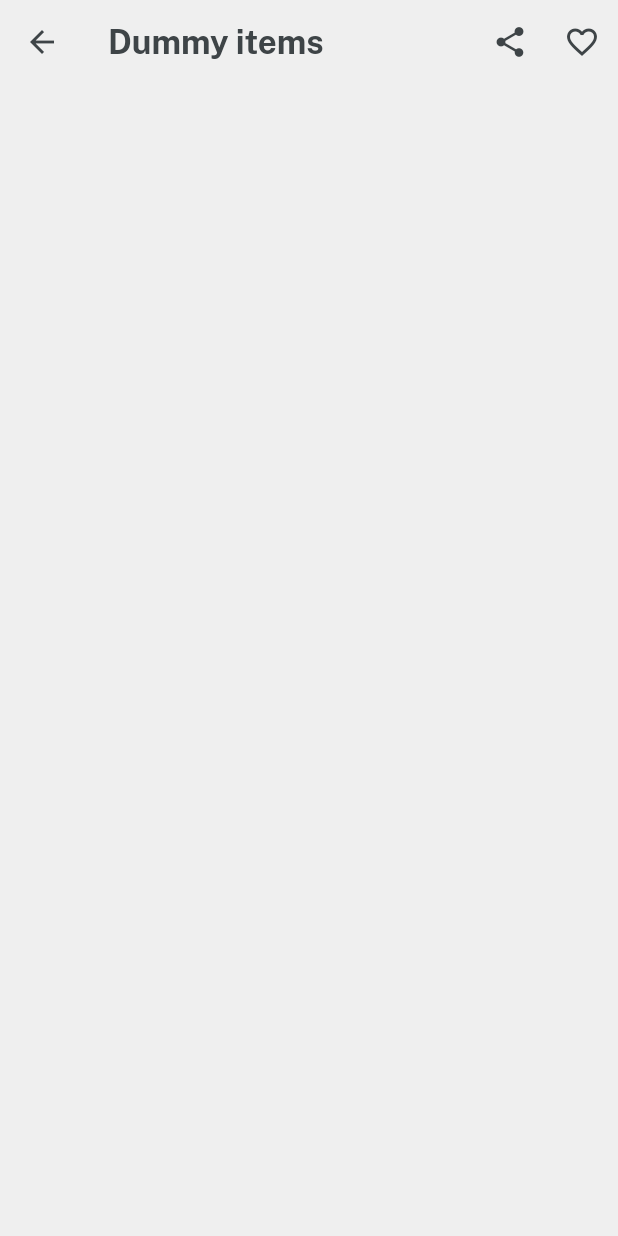
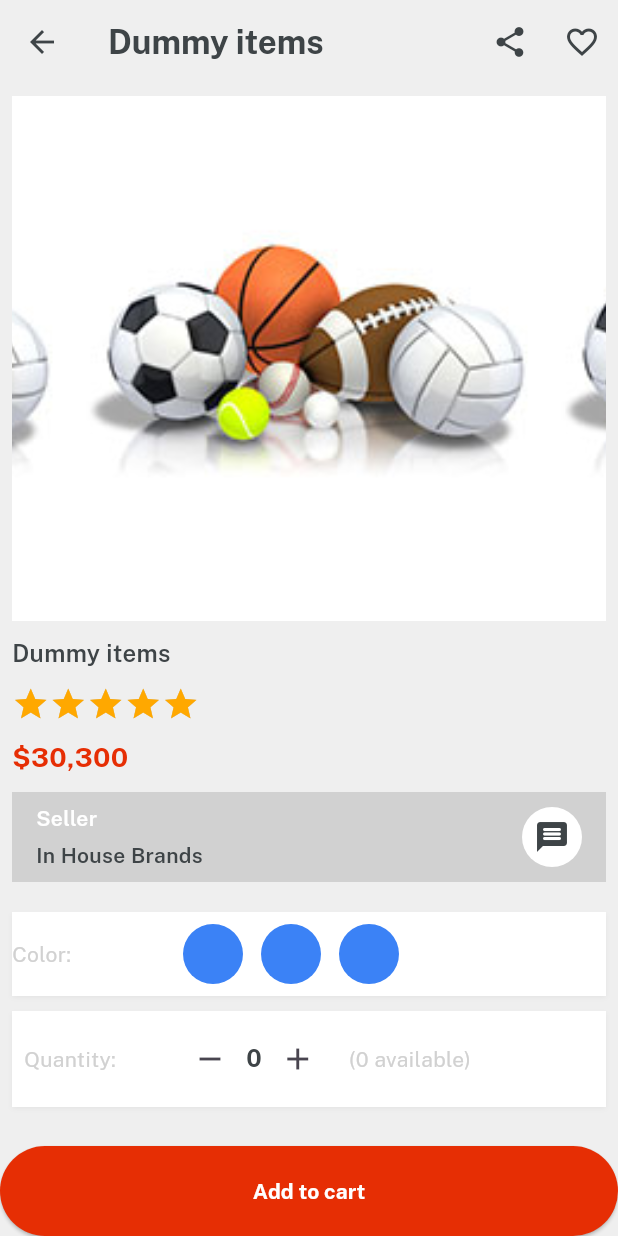
Before and after one commit to tusharmishra2912/shop_ease, a Flutter app: the ItemDetails screen opened directly, on a phone screen of 412 x 824 dp. Run offline on Flutter 3.47's test engine with Material 3 defaults, Android fonts, the phone set to English and light mode, and no system bars; drawn by our look-alikes of velocity_x; our stand-ins replace get.

Commit message:
item details

```diff
--- a/lib/views/category_screen/item_details.dart
+++ b/lib/views/category_screen/item_details.dart
@@ -1,8 +1,9 @@
 import 'package:shop_ease/consts/consts.dart';
+import 'package:shop_ease/widgets_common/our_button.dart';
 
 class ItemDetails extends StatelessWidget {
   final String? title;
-  const ItemDetails({required this.title ,super.key});
+  const ItemDetails({required this.title, super.key});
 
   @override
   Widget build(BuildContext context) {
@@ -15,6 +16,140 @@ class ItemDetails extends StatelessWidget {
           IconButton(onPressed: () {}, icon: const Icon(Icons.favorite_outline)),
         ],
       ),
+      body: Column(
+          children: [
+      Expanded(
+      child: Padding(
+      padding: const EdgeInsets.all(8),
+      child: SingleChildScrollView(
+        child: Column(
+          crossAxisAlignment: CrossAxisAlignment.start,
+          children: [
+            // Swiper section
+            VxSwiper.builder(
+              autoPlay: true,
+              height: 350,
+              itemCount: 3,
+              aspectRatio: 16 / 9,
+              itemBuilder: (context, index) {
+                return Image.asset(
+                  imgFc5,
+                  width: double.infinity,
+                  fit: BoxFit.cover,
+                );
+              },
+            ),
+            10.heightBox,
+
+            // Title and details section
+            title!.text.size(16).color(darkFontGrey).fontFamily(semibold).make(),
+            10.heightBox,
+
+            // Rating
+            VxRating(
+              onRatingUpdate: (value) {},
+              normalColor: textfieldGrey,
+              selectionColor: golden,
+              count: 5,
+              size: 25,
+              stepInt: true,
+            ),
+            10.heightBox,
+
+            // Price
+            "\$30,300".text.color(redColor).fontFamily(bold).size(18).make(),
+            10.heightBox,
+
+            // Seller info section
+            Row(
+              children: [
+                Expanded(
+                  child: Column(
+                    mainAxisAlignment: MainAxisAlignment.center,
+                    crossAxisAlignment: CrossAxisAlignment.start,
+                    children: [
+                      "Seller".text.white.fontFamily(semibold).make(),
+                      5.heightBox,
+                      "In House Brands"
+                          .text
+                          .fontFamily(semibold)
+                          .color(darkFontGrey)
+                          .make(),
+                    ],
+                  ),
+                ),
+                const CircleAvatar(
+                  backgroundColor: Colors.white,
+                  child: Icon(
+                    Icons.message_rounded,
+                    color: darkFontGrey,
+                  ),
+                ),
+              ],
+            ).box
+                .height(60)
+                .padding(const EdgeInsets.symmetric(horizontal: 16))
+                .color(textfieldGrey)
+                .make(),
+
+            // Color selection section
+            20.heightBox,
+            Column(
+              children: [
+                Row(
+                  children: [
+                    SizedBox(
+                      width: 100,
+                      child: "Color:".text.color(textfieldGrey).make(),
+                    ),
+                    Row(
+                      children: List.generate(
+                        3,
+                            (index) => VxBox()
+                            .size(40, 40)
+                            .roundedFull
+                            .color(Vx.randomPrimaryColor)
+                            .margin(const EdgeInsets.symmetric(horizontal: 6))
+                            .make(),
+                      ),
+                    ).box.padding(const EdgeInsets.all(8)).make(),
+                  ],
+                ).box.white.shadowSm.make(),
+
+                10.heightBox,
+
+                // Quantity row
+                Row(
+                  children: [
+                    SizedBox(
+                      width: 100,
+                      child: "Quantity:".text.color(textfieldGrey).make(),
+                    ),
+                    Row(
+                      children: [
+                        IconButton(onPressed: () {}, icon: const Icon(Icons.remove)),
+                        "0".text.size(16).color(darkFontGrey).fontFamily(bold).make(),
+                        IconButton(onPressed: () {}, icon: const Icon(Icons.add)),
+                        10.widthBox,
+                        "(0 available)".text.color(textfieldGrey).make(),
+                      ],
+                    ),
+                  ],
+                ).box.white.shadowSm.padding(const EdgeInsets.all(8)).make(),
+              ],
+            ),
+          ],
+        ),
+      ),
+    ),
+    ),
+    SizedBox(
+    width: double.infinity,
+    height: 60,
+    child: ourButton(() {}, redColor, whiteColor, "Add to cart"),
+    ),
+    ],
+    ),
     );
   }
 }
```
